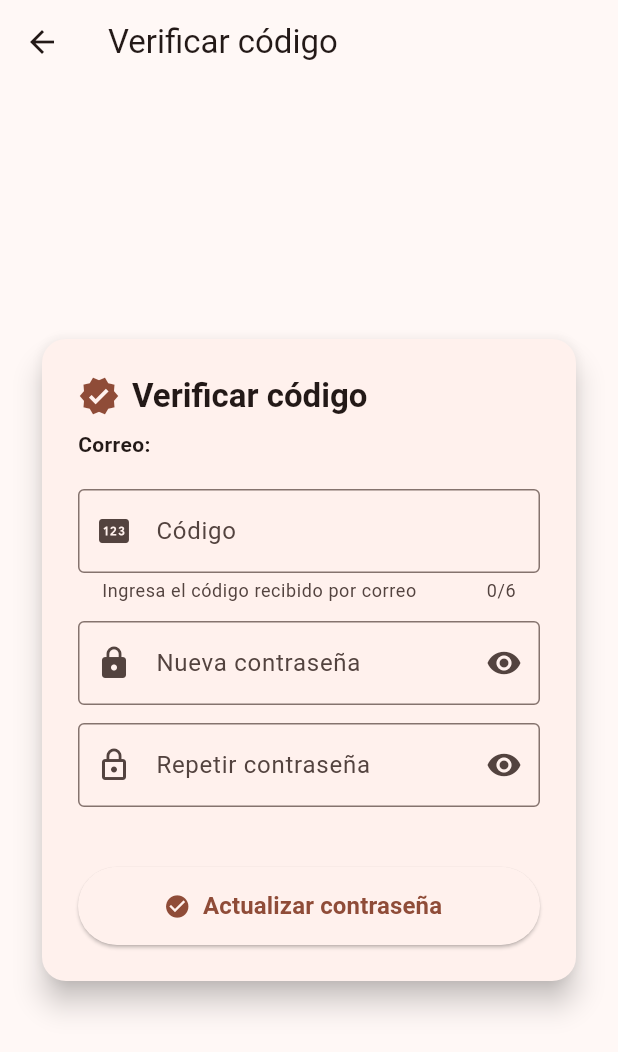
After one commit to jmZapataPaz/stopfire_mobile, a Flutter app: the ForgotPasswordVerifyPage screen opened directly, on a phone screen of 412 x 824 dp. The commit adds this screen. Shown: the top 1052 px of the screen. Run offline on Flutter 3.47's test engine with Material 3 defaults, Android fonts, the phone set to English and light mode, and no system bars; our stand-ins replace flutter_map, flutter_secure_storage, geolocator, image_picker, latlong2; missing offline and left inert: flutter_map_location_marker, signalr_core; accounts and stored records are empty.

Commit message:
cambiar contraseña

```diff
--- a/lib/core/config/app_config.dart
+++ b/lib/core/config/app_config.dart
@@ -1,10 +1,12 @@
 class AppConfig {
-  static const String baseUrl = 'http://192.168.1.6:5190';
+  static const String baseUrl = 'http://10.26.3.53:5190';
   static const String loginEndpoint = '/api/Usuarios/login';
   static const String stationsEndpoint = '/api/Usuarios/estaciones';
   static const String registerInitEndpoint = '/api/Usuarios/registrar/iniciar';
   static const String registerVerifyEndpoint = '/api/Usuarios/registrar/verificar';
   static const String reportCreateEndpoint = '/api/Usuarios/reportes';
+  static const String passwordRecoverInitEndpoint = '/api/Usuarios/contrasena/recuperar/iniciar';
+  static const String passwordRecoverVerifyEndpoint = '/api/Usuarios/contrasena/recuperar/verificar';
   static const bool httpVerboseLogging = true;
   static const bool httpLogSensitive = false;
 }
--- /dev/null
+++ b/lib/features/auth/data/datasources/password_recover_remote_data_source.dart
@@ -0,0 +1,33 @@
+import 'package:stopfire_mobile/core/config/app_config.dart';
+import 'package:stopfire_mobile/core/network/http_client.dart';
+
+class PasswordRecoverRemoteDataSource {
+  final AppHttpClient client;
+  PasswordRecoverRemoteDataSource(this.client);
+
+  Future<void> iniciar({required String correo}) async {
+    final url = '${AppConfig.baseUrl}${AppConfig.passwordRecoverInitEndpoint}';
+    final body = {'Correo': correo};
+    final res = await client.postJson(url, body);
+    if (res is Map && res['mensaje'] != null) {
+      // opcional log
+    }
+  }
+
+  Future<void> verificar({
+    required String correo,
+    required String codigo,
+    required String nuevaContrasena,
+  }) async {
+    final url = '${AppConfig.baseUrl}${AppConfig.passwordRecoverVerifyEndpoint}';
+    final body = {
+      'Correo': correo,
+      'Codigo': codigo,
+      'NuevaContrasena': nuevaContrasena,
+    };
+    final res = await client.postJson(url, body);
+    if (res is Map && res['mensaje'] != null) {
+      // opcional log
+    }
+  }
+}
--- /dev/null
+++ b/lib/features/auth/data/repositories/password_recover_repository_impl.dart
@@ -0,0 +1,14 @@
+import 'package:stopfire_mobile/features/auth/data/datasources/password_recover_remote_data_source.dart';
+import 'package:stopfire_mobile/features/auth/domain/repositories/password_recover_repository.dart';
+
+class PasswordRecoverRepositoryImpl implements PasswordRecoverRepository {
+  final PasswordRecoverRemoteDataSource remote;
+  PasswordRecoverRepositoryImpl({required this.remote});
+
+  @override
+  Future<void> iniciar(String correo) => remote.iniciar(correo: correo);
+
+  @override
+  Future<void> verificar(String correo, String codigo, String nuevaContrasena) =>
+      remote.verificar(correo: correo, codigo: codigo, nuevaContrasena: nuevaContrasena);
+}
--- /dev/null
+++ b/lib/features/auth/domain/repositories/password_recover_repository.dart
@@ -0,0 +1,4 @@
+abstract class PasswordRecoverRepository {
+  Future<void> iniciar(String correo);
+  Future<void> verificar(String correo, String codigo, String nuevaContrasena);
+}
--- /dev/null
+++ b/lib/features/auth/domain/usecases/start_password_recover_usecase.dart
@@ -0,0 +1,8 @@
+import 'package:stopfire_mobile/features/auth/domain/repositories/password_recover_repository.dart';
+
+class StartPasswordRecoverUseCase {
+  final PasswordRecoverRepository repository;
+  StartPasswordRecoverUseCase(this.repository);
+
+  Future<void> call(String correo) => repository.iniciar(correo);
+}
--- /dev/null
+++ b/lib/features/auth/domain/usecases/verify_password_recover_usecase.dart
@@ -0,0 +1,9 @@
+import 'package:stopfire_mobile/features/auth/domain/repositories/password_recover_repository.dart';
+
+class VerifyPasswordRecoverUseCase {
+  final PasswordRecoverRepository repository;
+  VerifyPasswordRecoverUseCase(this.repository);
+
+  Future<void> call(String correo, String codigo, String nuevaContrasena) =>
+      repository.verificar(correo, codigo, nuevaContrasena);
+}
--- /dev/null
+++ b/lib/features/auth/presentation/pages/forgot_password_verify_page.dart
@@ -0,0 +1,162 @@
+import 'package:flutter/material.dart';
+import 'package:flutter/services.dart';
+import 'package:provider/provider.dart';
+import 'package:stopfire_mobile/features/auth/presentation/state/password_recover_provider.dart';
+
+class ForgotPasswordVerifyPage extends StatefulWidget {
+  const ForgotPasswordVerifyPage({super.key});
+
+  @override
+  State<ForgotPasswordVerifyPage> createState() => _ForgotPasswordVerifyPageState();
+}
+
+class _ForgotPasswordVerifyPageState extends State<ForgotPasswordVerifyPage> {
+  final _formKey = GlobalKey<FormState>();
+  final _codigoCtrl = TextEditingController();
+  final _passCtrl = TextEditingController();
+  final _pass2Ctrl = TextEditingController();
+  bool _showPass = false;
+  bool _showPass2 = false;
+
+  @override
+  void dispose() {
+    _codigoCtrl.dispose();
+    _passCtrl.dispose();
+    _pass2Ctrl.dispose();
+    super.dispose();
+  }
+
+  @override
+  Widget build(BuildContext context) {
+    final prov = context.watch<PasswordRecoverProvider>();
+    final theme = Theme.of(context);
+    return Scaffold(
+      appBar: AppBar(title: const Text('Verificar código')),
+      body: Center(
+        child: SingleChildScrollView(
+          padding: const EdgeInsets.all(24),
+          child: ConstrainedBox(
+            constraints: const BoxConstraints(maxWidth: 520),
+            child: Card(
+              elevation: 8,
+              shape: RoundedRectangleBorder(borderRadius: BorderRadius.circular(16)),
+              child: Padding(
+                padding: const EdgeInsets.all(24),
+                child: Form(
+                  key: _formKey,
+                  child: Column(
+                    crossAxisAlignment: CrossAxisAlignment.stretch,
+                    children: [
+                      Row(
+                        children: [
+                          Icon(Icons.verified, color: theme.colorScheme.primary, size: 28),
+                          const SizedBox(width: 8),
+                          Text(
+                            'Verificar código',
+                            style: theme.textTheme.titleLarge?.copyWith(fontWeight: FontWeight.bold),
+                          ),
+                        ],
+                      ),
+                      const SizedBox(height: 8),
+                      Text(
+                        'Correo: ${prov.correoEnProceso ?? ""}',
+                        style: theme.textTheme.bodyMedium?.copyWith(fontWeight: FontWeight.w600),
+                      ),
+                      const SizedBox(height: 20),
+                      TextFormField(
+                        controller: _codigoCtrl,
+                        decoration: const InputDecoration(
+                          labelText: 'Código',
+                          helperText: 'Ingresa el código recibido por correo',
+                          prefixIcon: Icon(Icons.pin),
+                          border: OutlineInputBorder(),
+                        ),
+                        validator: (v) => (v == null || v.trim().isEmpty) ? 'Requerido' : null,
+                        keyboardType: TextInputType.number,
+                        inputFormatters: [
+                          // Solo dígitos
+                          FilteringTextInputFormatter.digitsOnly,
+                        ],
+                        maxLength: 6, // ajusta al largo de tu OTP
+                        style: theme.textTheme.bodyLarge,
+                      ),
+                      const SizedBox(height: 12),
+                      TextFormField(
+                        controller: _passCtrl,
+                        decoration: InputDecoration(
+                          labelText: 'Nueva contraseña',
+                          prefixIcon: const Icon(Icons.lock),
+                          border: const OutlineInputBorder(),
+                          suffixIcon: IconButton(
+                            onPressed: () => setState(() => _showPass = !_showPass),
+                            icon: Icon(_showPass ? Icons.visibility_off : Icons.visibility),
+                            tooltip: _showPass ? 'Ocultar' : 'Mostrar',
+                          ),
+                        ),
+                        obscureText: !_showPass,
+                        validator: (v) => (v == null || v.trim().isEmpty) ? 'Requerido' : null,
+                        style: theme.textTheme.bodyLarge,
+                      ),
+                      const SizedBox(height: 12),
+                      TextFormField(
+                        controller: _pass2Ctrl,
+                        decoration: InputDecoration(
+                          labelText: 'Repetir contraseña',
+                          prefixIcon: const Icon(Icons.lock_outline),
+                          border: const OutlineInputBorder(),
+                          suffixIcon: IconButton(
+                            onPressed: () => setState(() => _showPass2 = !_showPass2),
+                            icon: Icon(_showPass2 ? Icons.visibility_off : Icons.visibility),
+                            tooltip: _showPass2 ? 'Ocultar' : 'Mostrar',
+                          ),
+                        ),
+                        obscureText: !_showPass2,
+                        validator: (v) => v != _passCtrl.text ? 'No coincide' : null,
+                        style: theme.textTheme.bodyLarge,
+                      ),
+                      const SizedBox(height: 16),
+                      if (prov.error != null)
+                        Text(
+                          prov.error!,
+                          style: const TextStyle(color: Colors.red, fontSize: 14, fontWeight: FontWeight.w600),
+                        ),
+                      const SizedBox(height: 24),
+                      SizedBox(
+                        height: 52,
+                        child: ElevatedButton.icon(
+                          icon: prov.loading
+                              ? const SizedBox(
+                                  height: 20, width: 20, child: CircularProgressIndicator(strokeWidth: 2, color: Colors.white))
+                              : const Icon(Icons.check_circle),
+                          label: Text(
+                            prov.loading ? 'Actualizando...' : 'Actualizar contraseña',
+                            style: const TextStyle(fontSize: 16, fontWeight: FontWeight.w600),
+                          ),
+                          onPressed: prov.loading
+                              ? null
+                              : () async {
+                                  if (!_formKey.currentState!.validate()) return;
+                                  final ok = await prov.verificar(
+                                    _codigoCtrl.text.trim(),
+                                    _passCtrl.text.trim(),
+                                  );
+                                  if (ok && mounted) {
+                                    Navigator.of(context).popUntil((r) => r.isFirst);
+                                    ScaffoldMessenger.of(context).showSnackBar(
+                                      const SnackBar(content: Text('Contraseña actualizada. Inicia sesión.')),
+                                    );
+                                  }
+                                },
+                        ),
+                      ),
+                    ],
+                  ),
+                ),
+              ),
+            ),
+          ),
+        ),
+      ),
+    );
+  }
+}
--- /dev/null
+++ b/lib/features/auth/presentation/state/password_recover_provider.dart
@@ -0,0 +1,49 @@
+import 'package:flutter/foundation.dart';
+import 'package:stopfire_mobile/features/auth/domain/usecases/start_password_recover_usecase.dart';
+import 'package:stopfire_mobile/features/auth/domain/usecases/verify_password_recover_usecase.dart';
+
+class PasswordRecoverProvider extends ChangeNotifier {
+  final StartPasswordRecoverUseCase startUseCase;
+  final VerifyPasswordRecoverUseCase verifyUseCase;
+
+  bool loading = false;
+  String? error;
+  String? correoEnProceso;
+
+  PasswordRecoverProvider({
+    required this.startUseCase,
+    required this.verifyUseCase,
+  });
+
+  Future<void> iniciar(String correo) async {
+    loading = true;
+    error = null;
+    notifyListeners();
+    try {
+      await startUseCase.call(correo);
+      correoEnProceso = correo;
+    } catch (e) {
+      error = e.toString();
+    } finally {
+      loading = false;
+      notifyListeners();
+    }
+  }
+
+  Future<bool> verificar(String codigo, String nuevaContrasena) async {
+    if (correoEnProceso == null) return false;
+    loading = true;
+    error = null;
+    notifyListeners();
+    try {
+      await verifyUseCase.call(correoEnProceso!, codigo, nuevaContrasena);
+      return true;
+    } catch (e) {
+      error = e.toString();
+      return false;
+    } finally {
+      loading = false;
+      notifyListeners();
+    }
+  }
+}
--- a/lib/main.dart
+++ b/lib/main.dart
@@ -1,5 +1,4 @@
 import 'dart:async';
-
 import 'package:flutter/material.dart';
 import 'package:provider/provider.dart';
 import 'package:stopfire_mobile/index.dart';
@@ -33,6 +32,10 @@ void main() async {
   final reportRepository = ReportRepositoryImpl(remote: reportRemote);
   final createReportUseCase = CreateReportUseCase(reportRepository);
   final getAcceptedReportsUseCase = GetAcceptedReportsUseCase(reportRepository);
+  final pwdRemote = PasswordRecoverRemoteDataSource(httpClient);
+  final pwdRepository = PasswordRecoverRepositoryImpl(remote: pwdRemote);
+  final startPwdRecoverUseCase = StartPasswordRecoverUseCase(pwdRepository);
+  final verifyPwdRecoverUseCase = VerifyPasswordRecoverUseCase(pwdRepository);
 
   runApp(MainApp(
     repository: repository,
@@ -43,6 +46,8 @@ void main() async {
     verifyRegUseCase: verifyRegUseCase,
     createReportUseCase: createReportUseCase,
     getAcceptedReportsUseCase: getAcceptedReportsUseCase,
+    startPwdRecoverUseCase: startPwdRecoverUseCase,
+    verifyPwdRecoverUseCase: verifyPwdRecoverUseCase,
   ));
 }
 
@@ -55,6 +60,8 @@ class MainApp extends StatelessWidget {
   final VerifyRegistrationUseCase verifyRegUseCase;
   final CreateReportUseCase createReportUseCase;
   final GetAcceptedReportsUseCase getAcceptedReportsUseCase;
+  final StartPasswordRecoverUseCase startPwdRecoverUseCase;
+  final VerifyPasswordRecoverUseCase verifyPwdRecoverUseCase;
 
   const MainApp({
     super.key,
@@ -66,6 +73,8 @@ class MainApp extends StatelessWidget {
     required this.verifyRegUseCase,
     required this.createReportUseCase,
     required this.getAcceptedReportsUseCase,
+    required this.startPwdRecoverUseCase,
+    required this.verifyPwdRecoverUseCase,
   });
 
   @override
@@ -91,6 +100,12 @@ class MainApp extends StatelessWidget {
           create: (_) => ReportProvider(
             createReportUseCase: createReportUseCase,
             getAcceptedReportsUseCase: getAcceptedReportsUseCase,
+          ),
+        ),
+        ChangeNotifierProvider(
+          create: (_) => PasswordRecoverProvider(
+            startUseCase: startPwdRecoverUseCase,
+            verifyUseCase: verifyPwdRecoverUseCase,
           ),
         ),
       ],
```
Also changed, not shown: lib/features/auth/presentation/pages/forgot_password_email_page.dart (added, +114 -0 lines), lib/features/auth/presentation/pages/login_page.dart (+22 -1 lines), lib/index.dart (+7 -0 lines).
